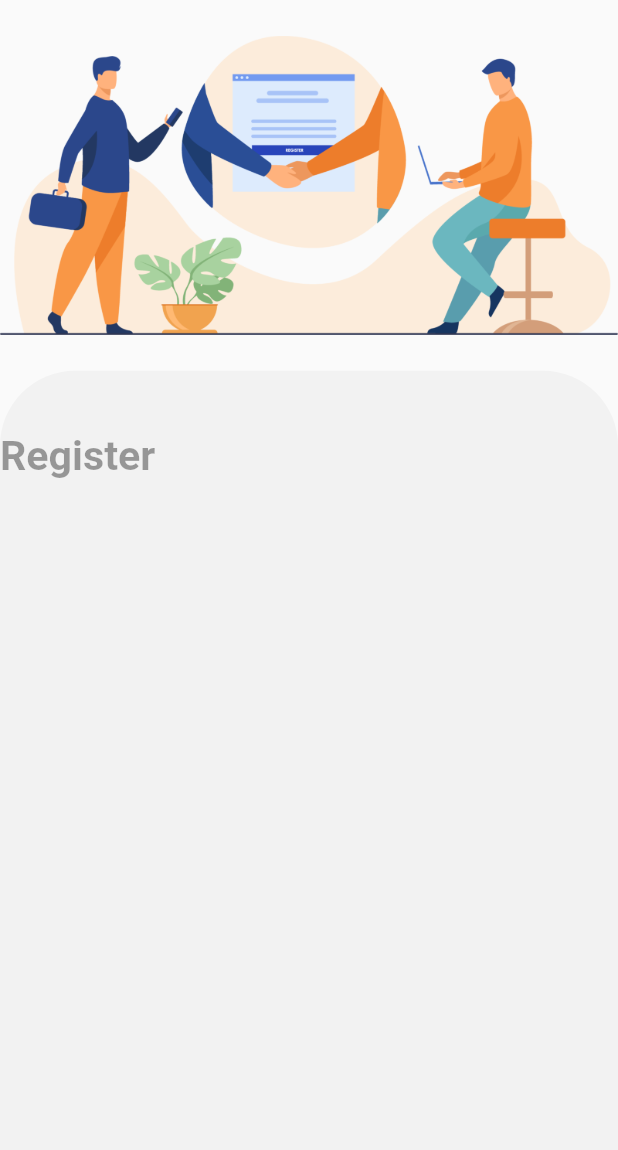
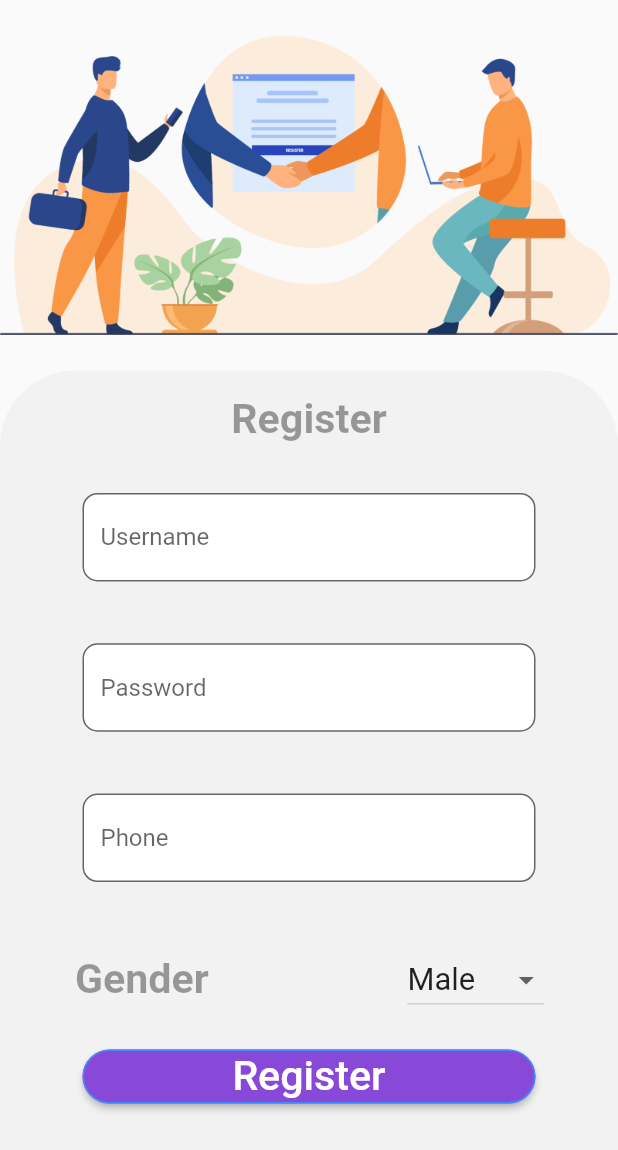
Before and after one commit to Riyadhalali/onmywayapp, a Flutter app: the Register screen opened by its route, on a phone screen of 412 x 824 dp. Shown: the top 1150 px of the screen. Run offline on Flutter 3.47's test engine with Material 2 defaults, Android fonts, the phone set to English and light mode, and no system bars; our stand-ins replace animated_text_kit, easy_localization, modal_progress_hud, shared_preferences, sizer; accounts and stored records are empty.

Commit message:
Register Activity: 1- Finished UI building and with dropdownlist. 2- Add webservices for registering user. 3- add motalhddprogress for showing indicator while parsing new user.

```diff
--- a/assets/resources/strings/ar.json
+++ b/assets/resources/strings/ar.json
@@ -10,6 +10,10 @@
   "forgetpassword": "نسيت كلمة السر؟",
   "iamnewuser": "مستخدم جديد.",
   "signup": "تسجيل",
-  "register": "التسجيل"
+  "register": "التسجيل",
+  "phone": "الهاتف",
+  "gender": "الجنس",
+  "male": "ذكر",
+  "female": "أنثى"
 
 }
--- a/assets/resources/strings/en.json
+++ b/assets/resources/strings/en.json
@@ -10,6 +10,11 @@
   "forgetpassword": "Forget Password?",
   "iamnewuser": "I am New User.",
   "signup": "Sign Up",
-  "register": "Register"
+  "register": "Register",
+  "phone": "Phone",
+  "gender": "Gender",
+  "male": "Male",
+  "female": "Female"
+
 
 }
--- a/lib/services/webservices.dart
+++ b/lib/services/webservices.dart
@@ -4,15 +4,16 @@ import 'package:alatareekeh/constants/constants.dart';
 import 'package:http/http.dart' as http;
 
 class WebServices {
-  //------------------------------Hello World Test------------------------------
-  Future<String> HelloWorld() async {
+  //------------------------------Register------------------------------
+  Future<String> registerUser(String username, String phone, String gender,
+      String password, String photo) async {
     http.Response response =
         await http.post(Constants.api_link + 'Register', body: {
-      "username": "ahmad",
-      "phone": "0947505094",
-      "gender": "female",
-      "password": "123456789",
-      "photo": "photo"
+      "username": username,
+      "phone": phone,
+      "gender": gender,
+      "password": password,
+      "photo": photo
     });
 
     if (response.statusCode == 200) {
--- a/lib/ui/languageselect.dart
+++ b/lib/ui/languageselect.dart
@@ -81,7 +81,7 @@ class _LanguageSelectState extends State<LanguageSelect> {
     return Container(
       padding: EdgeInsets.all(25.0),
       width: MediaQuery.of(context).size.width,
-      height: MediaQuery.of(context).size.height * 0.12,
+      // height: MediaQuery.of(context).size.height * 0.12,
       child: ElevatedButton(
         onPressed: selectEnglish,
         child: Text(
@@ -102,7 +102,7 @@ class _LanguageSelectState extends State<LanguageSelect> {
     return Container(
       padding: EdgeInsets.all(25.0),
       width: MediaQuery.of(context).size.width,
-      height: MediaQuery.of(context).size.height * 0.12,
+      // height: MediaQuery.of(context).size.height * 0.12,
       child: ElevatedButton(
         onPressed: selectArabic,
         child: Text(
--- a/lib/ui/register.dart
+++ b/lib/ui/register.dart
@@ -1,5 +1,8 @@
+import 'package:alatareekeh/components/textfield.dart';
+import 'package:alatareekeh/services/webservices.dart';
 import 'package:easy_localization/easy_localization.dart';
 import 'package:flutter/material.dart';
+import 'package:modal_progress_hud/modal_progress_hud.dart';
 import 'package:sizer/sizer.dart';
 
 class Register extends StatefulWidget {
@@ -9,10 +12,24 @@ class Register extends StatefulWidget {
 }
 
 class _RegisterState extends State<Register> {
+  final _usernameController = TextEditingController();
+  final _passwordController = TextEditingController();
+  final _genderController = TextEditingController();
+  final _phoneController = TextEditingController();
+  WebServices webServices = new WebServices();
+  String dropDownMenu;
+  bool _saving = false;
+  String _usernameErrormsg;
+  String _passwordErrormsg;
+  String _phoneErrormsg;
+
   @override
   Widget build(BuildContext context) {
-    return Scaffold(
-      body: columnElements(),
+    return ModalProgressHUD(
+      child: Scaffold(
+        body: columnElements(),
+      ),
+      inAsyncCall: _saving,
     );
   } // end builder
 
@@ -46,6 +63,64 @@ class _RegisterState extends State<Register> {
     );
   }
 
+//--------------------------------Widgets---------------------------------------
+  //-> Register User Button
+  Widget Register() {
+    return Container(
+      padding: EdgeInsets.only(right: 55.0, left: 55.0),
+      width: MediaQuery.of(context).size.width,
+      child: RaisedButton(
+        color: Color(0xFF8949d8),
+        child: Text(
+          "register".tr().toString(),
+          style: TextStyle(fontSize: 20.0.sp, color: Colors.white),
+        ),
+        shape: RoundedRectangleBorder(
+          borderRadius: BorderRadius.circular(18.0),
+          side: BorderSide(
+            color: Colors.blueAccent,
+          ),
+        ),
+        onPressed: () async {
+          if (!_usernameController.text.isEmpty &&
+              !_passwordController.text.isEmpty &&
+              !_phoneController.text.isEmpty) {
+            setState(() {
+              _saving = true;
+            });
+            var message = await webServices.registerUser(
+                _usernameController.text,
+                _phoneController.text,
+                dropDownMenu,
+                _passwordController.text,
+                _phoneController.text);
+
+            setState(() {
+              _saving = false;
+            });
+            print(message);
+          } // end if
+          // if (_usernameController.text.isEmpty) {
+          //   setState(() {
+          //     _usernameErrormsg = "please fill";
+          //   });
+          // }
+          // if (_passwordController.text.isEmpty) {
+          //   setState(() {
+          //     _passwordErrormsg = "please fill";
+          //   });
+          // }
+          // if (_phoneController.text.isEmpty) {
+          //   setState(() {
+          //     _phoneErrormsg = "please fill";
+          //   });
+          // }
+        },
+      ),
+    );
+  }
+//--------------------------------------------------------------------------
+
   //-> Container for having elements
   Widget registerContainer() {
     return Stack(
@@ -60,7 +135,7 @@ class _RegisterState extends State<Register> {
         Column(
           children: [
             SizedBox(
-              height: 5.0.h,
+              height: 2.0.h,
             ),
             Text(
               "register".tr().toString(),
@@ -69,6 +144,80 @@ class _RegisterState extends State<Register> {
                   fontWeight: FontWeight.bold,
                   color: Colors.black38),
             ),
+            SizedBox(
+              height: 4.0.h,
+            ),
+            TextInputField(
+              hint_text: "username".tr().toString(),
+              //label_text: "username",
+              controller_text: _usernameController,
+              show_password: false,
+              error_msg: _usernameErrormsg,
+            ),
+            SizedBox(
+              height: 5.0.h,
+            ),
+            TextInputField(
+              hint_text: "password".tr().toString(),
+              //label_text: "username",
+              controller_text: _passwordController,
+              show_password: false,
+              error_msg: _passwordErrormsg,
+            ),
+            SizedBox(
+              height: 5.0.h,
+            ),
+            TextInputField(
+              hint_text: "phone".tr().toString(),
+              //label_text: "username",
+              controller_text: _genderController,
+              show_password: false,
+              error_msg: _phoneErrormsg,
+            ),
+            SizedBox(
+              height: 5.0.h,
+            ),
+            Row(
+              children: [
+                Container(
+                  padding: EdgeInsets.only(left: 50.0, right: 50.0),
+                  child: Text(
+                    "gender".tr().toString(),
+                    style: TextStyle(
+                        fontSize: 20.0.sp,
+                        fontWeight: FontWeight.bold,
+                        color: Colors.black38),
+                  ),
+                ),
+                SizedBox(
+                  width: 20.0.w,
+                ),
+                new DropdownButton<String>(
+                  value: "male".tr().toString(),
+                  items: <String>[
+                    'male'.tr().toString(),
+                    'female'.tr().toString(),
+                  ].map((String value) {
+                    return new DropdownMenuItem<String>(
+                      value: value,
+                      child: new Text(
+                        value,
+                        style: TextStyle(fontSize: 15.0.sp),
+                      ),
+                    );
+                  }).toList(),
+                  onChanged: (String value1) {
+                    setState(() {
+                      dropDownMenu = value1;
+                    });
+                  },
+                )
+              ],
+            ),
+            SizedBox(
+              height: 2.0.h,
+            ),
+            Register(),
           ],
         ),
       ],
--- a/lib/ui/signin.dart
+++ b/lib/ui/signin.dart
@@ -76,8 +76,8 @@ class _SignInState extends State<SignIn> {
           ),
         ),
         onPressed: () async {
-          var message = await webServices.HelloWorld();
-          print(message);
+          //  var message = await webServices.HelloWorld();
+          //  print(message);
         },
       ),
     );
```
Also changed, not shown: pubspec.yaml (+6 -4 lines), assets/ui/icon/appicon.png (added), pubspec.lock.
